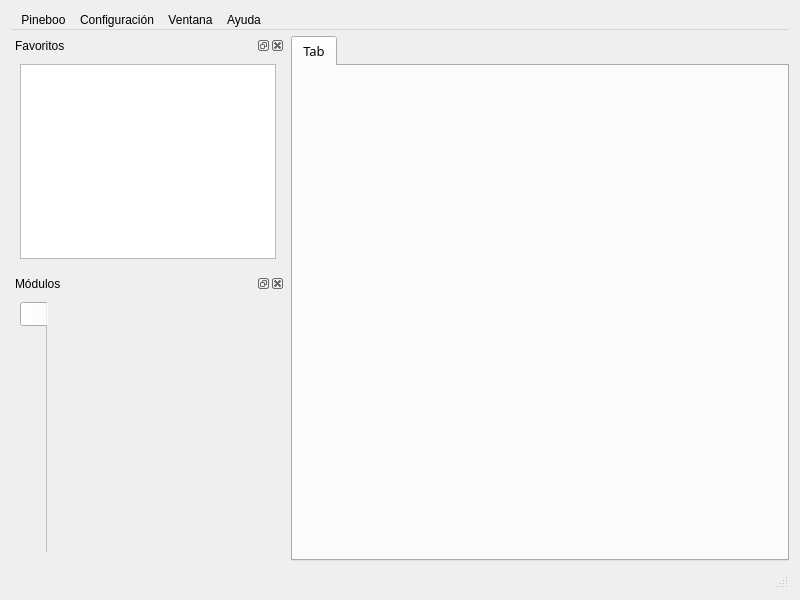
Before: the Qt Designer form pineboolib/plugins/mainForm/Pineboo/mainform.ui in deavid/pineboo, drawn with Qt 5.
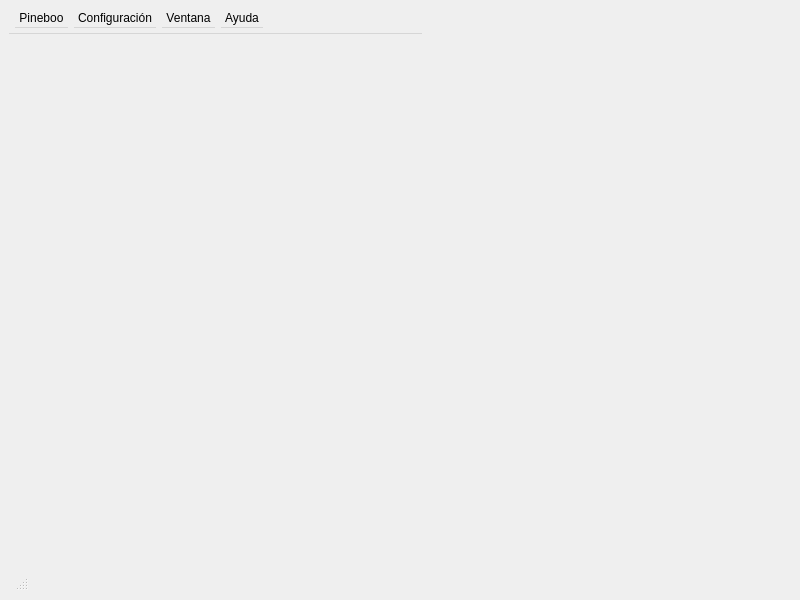
After: the same form once the commit is applied. Icons and pictures are not drawn.

Commit message: Cambios en mainForm Pineboo

What changed in the file:
```diff
--- a/pineboolib/plugins/mainForm/Pineboo/mainform.ui
+++ b/pineboolib/plugins/mainForm/Pineboo/mainform.ui
@@ -13,9 +13,21 @@
   <property name="windowTitle">
    <string>MainWindow</string>
   </property>
-  <layout class="QVBoxLayout" name="verticalLayout_4">
-   <item>
     <widget class="QMenuBar" name="menubar">
+   <property name="geometry">
+    <rect>
+     <x>9</x>
+     <y>9</y>
+     <width>413</width>
+     <height>25</height>
+    </rect>
+   </property>
+   <property name="sizePolicy">
+    <sizepolicy hsizetype="Fixed" vsizetype="Fixed">
+     <horstretch>0</horstretch>
+     <verstretch>0</verstretch>
+    </sizepolicy>
+   </property>
      <property name="defaultUp">
       <bool>false</bool>
      </property>
@@ -63,144 +75,22 @@
      <addaction name="menuVentanas"/>
      <addaction name="menuAyuda"/>
     </widget>
-   </item>
-   <item>
-    <layout class="QHBoxLayout" name="horizontalLayout">
-     <item>
-      <layout class="QVBoxLayout" name="verticalLayout_3">
-       <item>
-        <widget class="QDockWidget" name="dockWidget">
-         <property name="windowTitle">
-          <string>Favoritos</string>
-         </property>
-         <widget class="QWidget" name="dockWidgetContents">
-          <layout class="QGridLayout" name="gridLayout">
-           <item row="0" column="0">
-            <widget class="QListView" name="listView"/>
-           </item>
-          </layout>
-          <zorder>dockAreas</zorder>
-          <zorder>listView</zorder>
-         </widget>
-        </widget>
-       </item>
-       <item>
-        <widget class="QDockWidget" name="dockAreas">
-         <property name="floating">
-          <bool>false</bool>
-         </property>
-         <property name="features">
-          <set>QDockWidget::AllDockWidgetFeatures</set>
-         </property>
-         <property name="windowTitle">
-          <string>Módulos</string>
-         </property>
-         <widget class="QWidget" name="dockWidgetContents_2">
-          <layout class="QVBoxLayout" name="verticalLayout">
-           <item>
-            <widget class="QTabWidget" name="areasTab">
+  <widget class="QStatusBar" name="statusbar">
+   <property name="geometry">
+    <rect>
+     <x>9</x>
+     <y>569</y>
+     <width>20</width>
+     <height>22</height>
+    </rect>
+   </property>
              <property name="sizePolicy">
-              <sizepolicy hsizetype="Minimum" vsizetype="Expanding">
-               <horstretch>7</horstretch>
+    <sizepolicy hsizetype="Preferred" vsizetype="Fixed">
+     <horstretch>0</horstretch>
                <verstretch>0</verstretch>
               </sizepolicy>
              </property>
-             <property name="minimumSize">
-              <size>
-               <width>180</width>
-               <height>250</height>
-              </size>
-             </property>
-             <property name="font">
-              <font>
-               <family>Noto Sans</family>
-               <pointsize>8</pointsize>
-              </font>
-             </property>
-             <property name="focusPolicy">
-              <enum>Qt::NoFocus</enum>
-             </property>
-             <property name="tabPosition">
-              <enum>QTabWidget::West</enum>
-             </property>
-             <property name="tabShape">
-              <enum>QTabWidget::Rounded</enum>
-             </property>
-             <property name="iconSize">
-              <size>
-               <width>8</width>
-               <height>8</height>
-              </size>
-             </property>
-             <property name="elideMode">
-              <enum>Qt::ElideLeft</enum>
-             </property>
-             <property name="documentMode">
-              <bool>true</bool>
-             </property>
-             <widget class="QWidget" name="areasTabPage1">
-              <attribute name="title">
-               <string/>
-              </attribute>
-              <layout class="QVBoxLayout" name="verticalLayout_2">
-               <property name="spacing">
-                <number>1</number>
-               </property>
-               <property name="sizeConstraint">
-                <enum>QLayout::SetNoConstraint</enum>
-               </property>
-               <property name="leftMargin">
-                <number>1</number>
-               </property>
-               <property name="topMargin">
-                <number>1</number>
-               </property>
-               <property name="rightMargin">
-                <number>1</number>
-               </property>
-               <property name="bottomMargin">
-                <number>1</number>
-               </property>
-              </layout>
-             </widget>
-            </widget>
-           </item>
-          </layout>
-         </widget>
-        </widget>
-       </item>
-      </layout>
-     </item>
-     <item>
-      <widget class="QTabWidget" name="formTab">
-       <property name="sizePolicy">
-        <sizepolicy hsizetype="Preferred" vsizetype="Expanding">
-         <horstretch>20</horstretch>
-         <verstretch>0</verstretch>
-        </sizepolicy>
-       </property>
-       <property name="font">
-        <font>
-         <family>Noto Sans</family>
-         <pointsize>10</pointsize>
-        </font>
-       </property>
-       <property name="currentIndex">
-        <number>0</number>
-       </property>
-       <widget class="QWidget" name="tab_4">
-        <attribute name="title">
-         <string>Tab</string>
-        </attribute>
-       </widget>
-      </widget>
-     </item>
-    </layout>
-   </item>
-   <item>
-    <widget class="QStatusBar" name="statusbar"/>
-   </item>
-  </layout>
+  </widget>
   <action name="actionSalir">
    <property name="checkable">
     <bool>true</bool>
```
Left out of the diff: 24 changed lines with no effect on the pictures. Lines whose indentation alone changed are shown as unchanged. The commit also changes 1 other file.
